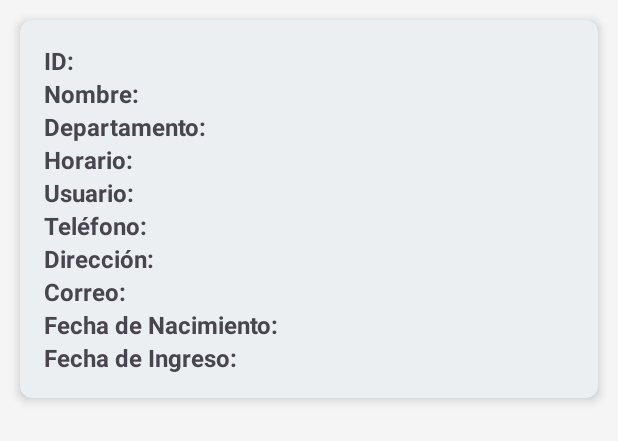
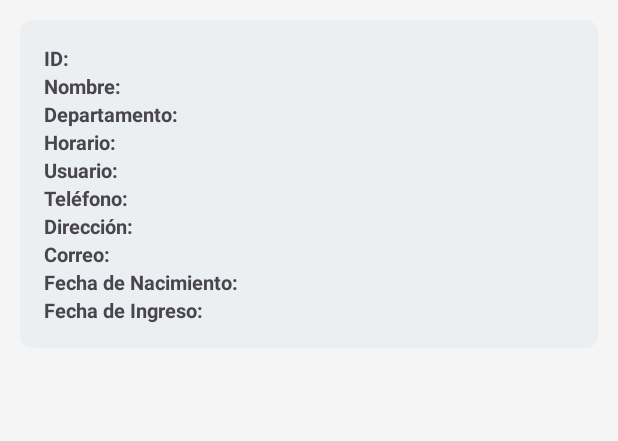
Before and after one commit to k3ssdev/TeamTrekAndroid, an Android app: the layout card_employee.xml on its own in the app's theme, with its tools: preview values and no code run, on a phone screen of 412 x 824 dp. Shown: the top 441 px of the screen. Run offline under Robolectric (Android 15) with nearby library versions, the phone set to English and light mode, and no system bars.

Commit message:
udpate card textsize

```diff
--- a/app/src/main/res/layout/card_employee.xml
+++ b/app/src/main/res/layout/card_employee.xml
@@ -36,13 +36,13 @@
                         android:layout_width="wrap_content"
                         android:layout_height="wrap_content"
                         android:text="ID:"
-                        android:textSize="16sp"
+                        android:textSize="13sp"
                         android:textStyle="bold" />
                     <TextView
                         android:id="@+id/idValue"
                         android:layout_width="wrap_content"
                         android:layout_height="wrap_content"
-                        android:textSize="16sp" />
+                        android:textSize="13sp" />
                 </TableRow>
 
                 <!-- Nombre -->
@@ -52,13 +52,13 @@
                         android:layout_width="wrap_content"
                         android:layout_height="wrap_content"
                         android:text="Nombre:"
-                        android:textSize="16sp"
+                        android:textSize="13sp"
                         android:textStyle="bold" />
                     <TextView
                         android:id="@+id/nombreValue"
                         android:layout_width="wrap_content"
                         android:layout_height="wrap_content"
-                        android:textSize="16sp" />
+                        android:textSize="13sp" />
                 </TableRow>
 
                 <!-- Departamento -->
@@ -68,13 +68,13 @@
                         android:layout_width="wrap_content"
                         android:layout_height="wrap_content"
                         android:text="Departamento:"
-                        android:textSize="16sp"
+                        android:textSize="13sp"
                         android:textStyle="bold" />
                     <TextView
                         android:id="@+id/departamentoValue"
                         android:layout_width="wrap_content"
                         android:layout_height="wrap_content"
-                        android:textSize="16sp" />
+                        android:textSize="13sp" />
                 </TableRow>
 
                 <!-- Descripción Horario -->
@@ -84,13 +84,13 @@
                         android:layout_width="wrap_content"
                         android:layout_height="wrap_content"
                         android:text="Horario:"
-                        android:textSize="16sp"
+                        android:textSize="13sp"
                         android:textStyle="bold" />
                     <TextView
                         android:id="@+id/horarioValue"
                         android:layout_width="wrap_content"
                         android:layout_height="wrap_content"
-                        android:textSize="16sp" />
+                        android:textSize="13sp" />
                 </TableRow>
 
                 <!-- Usuario -->
@@ -100,13 +100,13 @@
                         android:layout_width="wrap_content"
                         android:layout_height="wrap_content"
                         android:text="Usuario:"
-                        android:textSize="16sp"
+                        android:textSize="13sp"
                         android:textStyle="bold" />
                     <TextView
                         android:id="@+id/usuarioValue"
                         android:layout_width="wrap_content"
                         android:layout_height="wrap_content"
-                        android:textSize="16sp" />
+                        android:textSize="13sp" />
                 </TableRow>
 
                 <!-- Teléfono -->
@@ -116,13 +116,13 @@
                         android:layout_width="wrap_content"
                         android:layout_height="wrap_content"
                         android:text="Teléfono:"
-                        android:textSize="16sp"
+                        android:textSize="13sp"
                         android:textStyle="bold" />
                     <TextView
                         android:id="@+id/telefonoValue"
                         android:layout_width="wrap_content"
                         android:layout_height="wrap_content"
-                        android:textSize="16sp" />
+                        android:textSize="13sp" />
                 </TableRow>
 
                 <!-- Dirección -->
@@ -132,13 +132,13 @@
                         android:layout_width="wrap_content"
                         android:layout_height="wrap_content"
                         android:text="Dirección:"
-                        android:textSize="16sp"
+                        android:textSize="13sp"
                         android:textStyle="bold" />
                     <TextView
                         android:id="@+id/direccionValue"
                         android:layout_width="wrap_content"
                         android:layout_height="wrap_content"
-                        android:textSize="16sp" />
+                        android:textSize="13sp" />
                 </TableRow>
 
                 <!-- Correo Electrónico -->
@@ -148,13 +148,13 @@
                         android:layout_width="wrap_content"
                         android:layout_height="wrap_content"
                         android:text="Correo:"
-                        android:textSize="16sp"
+                        android:textSize="13sp"
                         android:textStyle="bold" />
                     <TextView
                         android:id="@+id/correoValue"
                         android:layout_width="wrap_content"
                         android:layout_height="wrap_content"
-                        android:textSize="16sp" />
+                        android:textSize="13sp" />
                 </TableRow>
 
                 <!-- Fecha de Nacimiento -->
@@ -164,13 +164,13 @@
                         android:layout_width="wrap_content"
                         android:layout_height="wrap_content"
                         android:text="Fecha de Nacimiento:"
-                        android:textSize="16sp"
+                        android:textSize="13sp"
                         android:textStyle="bold" />
                     <TextView
                         android:id="@+id/fechaNacimientoValue"
                         android:layout_width="wrap_content"
                         android:layout_height="wrap_content"
-                        android:textSize="16sp" />
+                        android:textSize="13sp" />
                 </TableRow>
 
                 <!-- Fecha de Ingreso -->
@@ -180,13 +180,13 @@
                         android:layout_width="wrap_content"
                         android:layout_height="wrap_content"
                         android:text="Fecha de Ingreso:"
-                        android:textSize="16sp"
+                        android:textSize="13sp"
                         android:textStyle="bold" />
                     <TextView
                         android:id="@+id/fechaIngresoValue"
                         android:layout_width="wrap_content"
                         android:layout_height="wrap_content"
-                        android:textSize="16sp" />
+                        android:textSize="13sp" />
                 </TableRow>
 
             </TableLayout>
```
